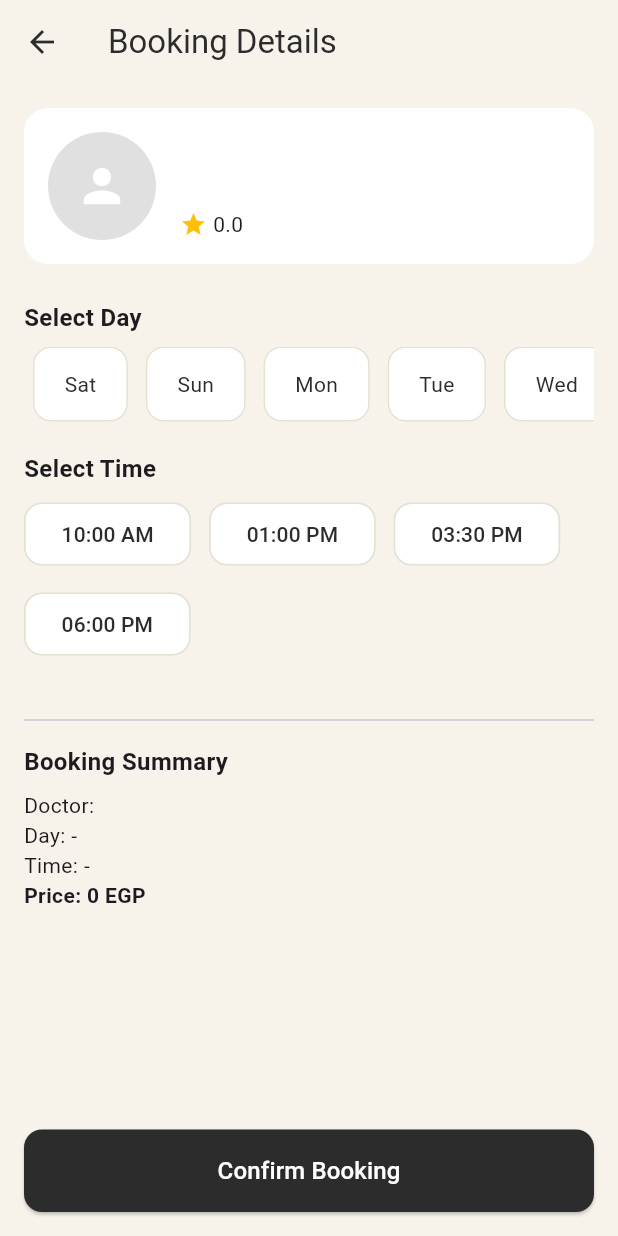
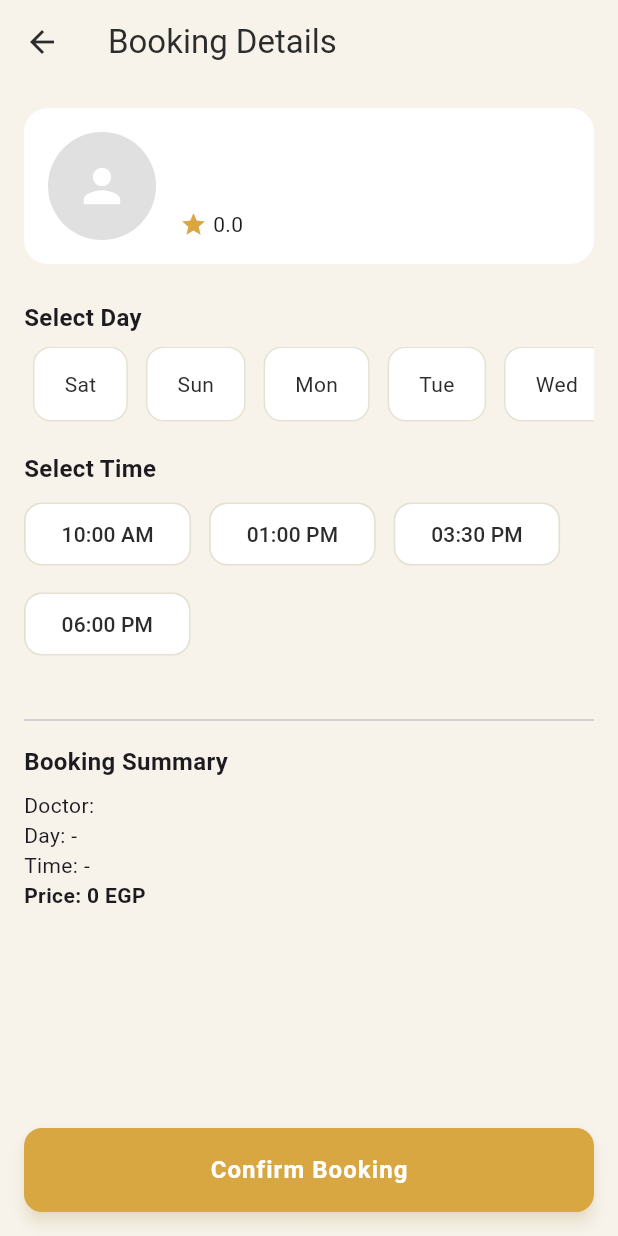
Before and after one commit to ziad7411/Petut, a Flutter app: the DoctorBookingScreen screen opened directly with empty values, on a phone screen of 412 x 824 dp. Run offline on Flutter 3.47's test engine with Material 3 defaults, Android fonts, the phone set to English and light mode, and no system bars; our stand-ins replace firebase_auth, firebase_core, flutter_svg, google_sign_in; accounts and stored records are empty.

Commit message:
Refactor: Update colors to use AppColors and modify UI

```diff
--- a/lib/screens/doctor_booking_screen.dart
+++ b/lib/screens/doctor_booking_screen.dart
@@ -1,6 +1,8 @@
 import 'package:flutter/material.dart';
 import '../models/doctor.dart';
 import '../app_colors.dart';
+import '../widgets/custom_button.dart';
+import '../widgets/custom_text_field.dart';
 
 class DoctorBookingScreen extends StatefulWidget {
   final Doctor doctor;
@@ -24,7 +26,7 @@ class _DoctorBookingScreenState extends State<DoctorBookingScreen> {
     return Scaffold(
       backgroundColor: AppColors.background,
       appBar: AppBar(
-        backgroundColor: Colors.transparent,
+        backgroundColor: AppColors.background,
         elevation: 0,
         foregroundColor: AppColors.dark,
         title: const Text("Booking Details"),
@@ -59,7 +61,7 @@ class _DoctorBookingScreenState extends State<DoctorBookingScreen> {
                         Text(widget.doctor.specialty),
                         Row(
                           children: [
-                            const Icon(Icons.star, color: Colors.amber, size: 18),
+                            const Icon(Icons.star, color:AppColors.gold, size: 18),
                             const SizedBox(width: 4),
                             Text(widget.doctor.rating.toString()),
                           ],
@@ -143,16 +145,11 @@ class _DoctorBookingScreenState extends State<DoctorBookingScreen> {
         ),
       ),
 
-      // Confirm Button fixed at bottom
+
       bottomNavigationBar: Padding(
         padding: const EdgeInsets.all(16),
-        child: ElevatedButton(
-          style: ElevatedButton.styleFrom(
-            backgroundColor: AppColors.dark,
-            foregroundColor: Colors.white,
-            padding: const EdgeInsets.symmetric(vertical: 16),
-            shape: RoundedRectangleBorder(borderRadius: BorderRadius.circular(12)),
-          ),
+        child: CustomButton(
+          text: "Confirm Booking",
           onPressed: () {
             if (_selectedDayIndex == null || _selectedTimeIndex == null) {
               ScaffoldMessenger.of(context).showSnackBar(const SnackBar(
@@ -166,7 +163,6 @@ class _DoctorBookingScreenState extends State<DoctorBookingScreen> {
               ));
             }
           },
-          child: const Text("Confirm Booking", style: TextStyle(fontSize: 16)),
         ),
       ),
     );
```
Also changed, not shown: lib/screens/doctors_list_screen.dart (+36 -51 lines), lib/widgets/custom_text_field.dart (+5 -3 lines).
